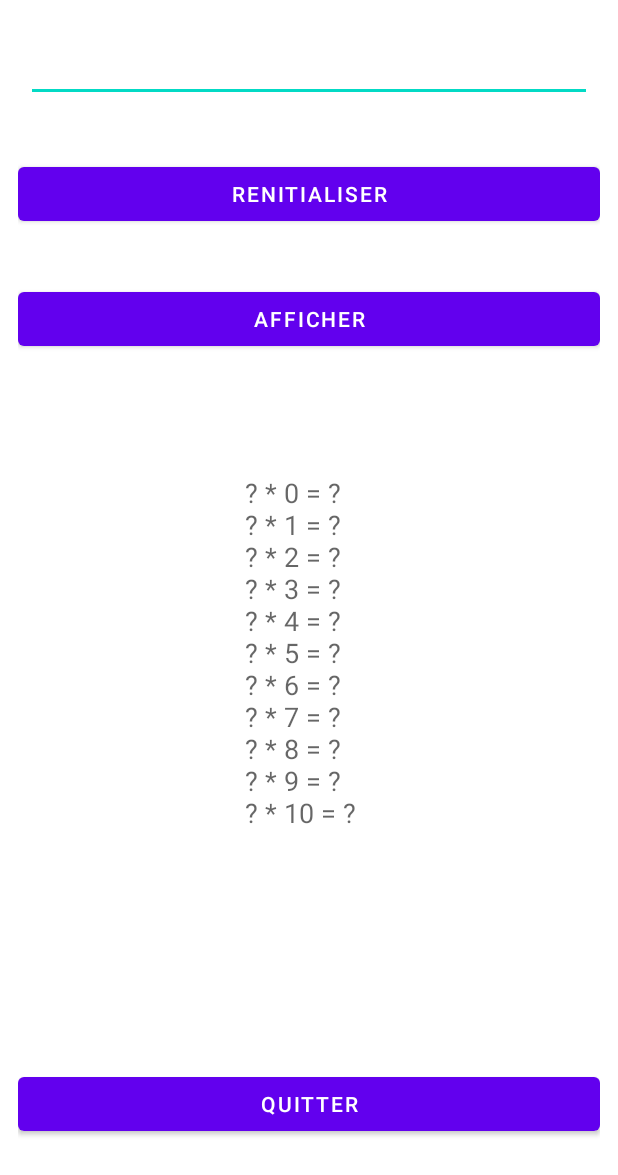
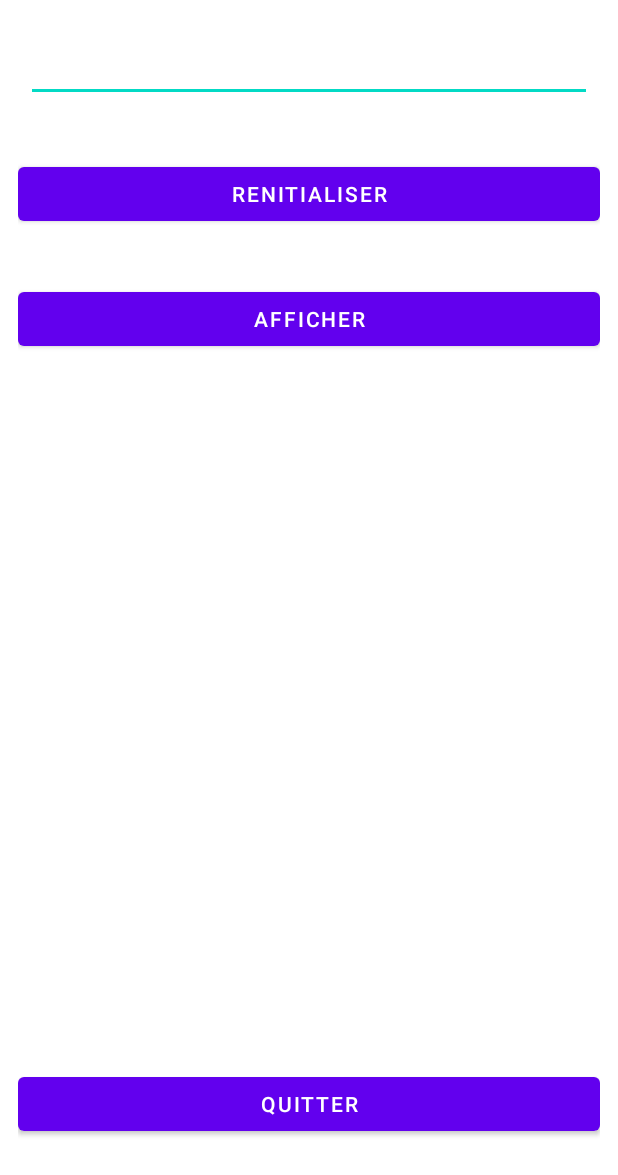
Before and after one commit to Tarik-Harda/Multiplication-App, an Android app: the layout activity_main.xml on its own in the app's theme, with its tools: preview values and no code run, on a phone screen of 412 x 824 dp. Shown: the top 1175 px of the screen. Run offline under Robolectric (Android 15) with nearby library versions, the phone set to English and light mode, and no system bars.

```diff
--- a/app/src/main/res/layout/activity_main.xml
+++ b/app/src/main/res/layout/activity_main.xml
@@ -55,16 +55,16 @@
         app:layout_constraintVertical_bias="0.931" />
 
     <TextView
-        android:id="@+id/textView"
-        android:layout_width="84dp"
-        android:layout_height="242dp"
-        android:text="\? * 0 = ?\n\? * 1 = ?\n\? * 2 = ?\n\? * 3 = ?\n\? * 4 = ?\n? * 5 = ? \n\? * 6 = ?\n? * 7 = ? \n\? * 8 = ?\n\? * 9 = ?\n\? * 10 = ?"
+        android:id="@+id/tv_result"
+        android:layout_width="117dp"
+        android:layout_height="286dp"
+        android:text=""
         android:textAppearance="@style/TextAppearance.AppCompat.Medium"
         app:layout_constraintBottom_toBottomOf="parent"
         app:layout_constraintEnd_toEndOf="parent"
-        app:layout_constraintHorizontal_bias="0.498"
+        app:layout_constraintHorizontal_bias="0.557"
         app:layout_constraintStart_toStartOf="parent"
         app:layout_constraintTop_toBottomOf="@+id/btn_afficher"
-        app:layout_constraintVertical_bias="0.237" />
+        app:layout_constraintVertical_bias="0.278" />
 
 </androidx.constraintlayout.widget.ConstraintLayout>
```
Also changed, not shown: app/src/main/java/com/example/multiexcerice/MainActivity.java (+41 -7 lines).
